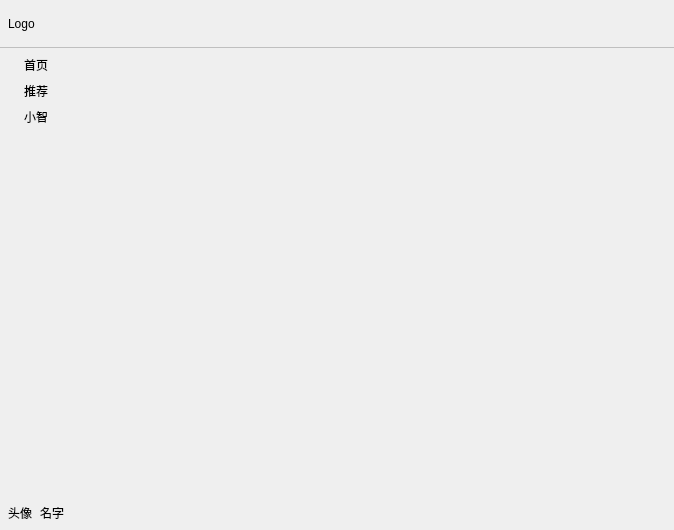
The window that frontend/src/app/app.ui (LazyStars/Intelligent-recommend-system) describes before a commit, drawn with Qt 5.
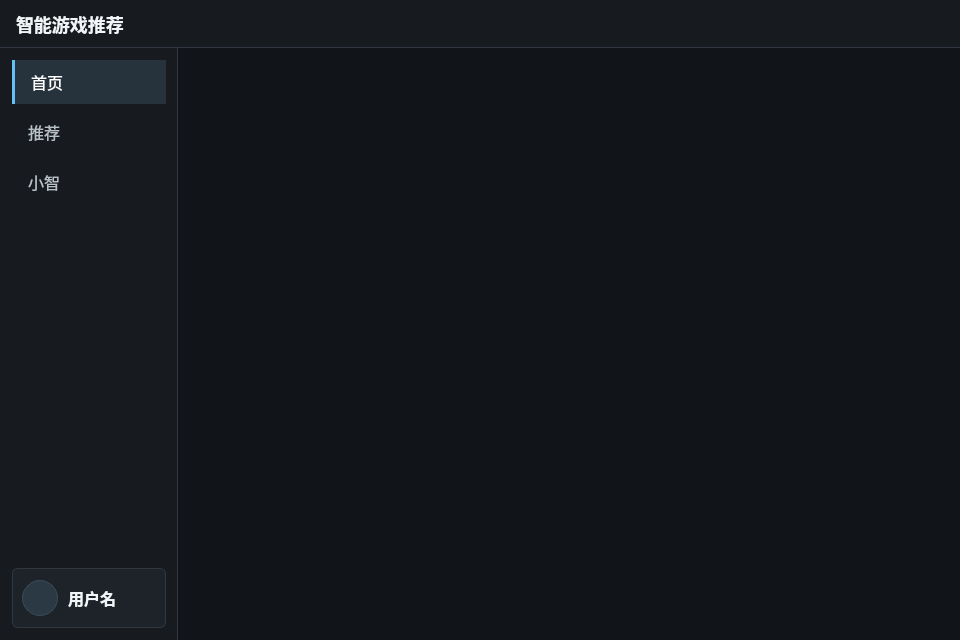
The same window after the commit. Icons and pictures are not drawn.

```diff
--- a/frontend/src/app/app.ui
+++ b/frontend/src/app/app.ui
@@ -6,23 +6,24 @@
    <rect>
     <x>0</x>
     <y>0</y>
-    <width>674</width>
-    <height>530</height>
+    <width>960</width>
+    <height>640</height>
    </rect>
   </property>
+  <property name="minimumSize">
+   <size>
+    <width>800</width>
+    <height>520</height>
+   </size>
+  </property>
   <property name="windowTitle">
    <string>App</string>
   </property>
   <property name="styleSheet">
-   <string notr="true">.QPushButton{
-	border: none;
-	background: transparent;
-}
-.QPushButton::hover{
-	background: #cdcdcd;
-}
-.QPushButton::pressed{
-	background: #e6e6e6;
+   <string notr="true">QWidget {
+	color: #F2F5F7;
+	font-family: &quot;Segoe UI&quot;;
+	font-size: 16px;
 }</string>
   </property>
   <layout class="QVBoxLayout" name="verticalLayout_2">
@@ -43,23 +44,45 @@
    </property>
    <item>
     <widget class="QWidget" name="widget_title" native="true">
+     <property name="minimumSize">
+      <size>
+       <width>0</width>
+       <height>48</height>
+      </size>
+     </property>
+     <property name="maximumSize">
+      <size>
+       <width>16777215</width>
+       <height>48</height>
+      </size>
+     </property>
      <property name="styleSheet">
-      <string notr="true">.QPushButton{
-	border-radius: 16px;
-	width: 32px;
-	height: 32px;
+      <string notr="true">QWidget#widget_title {
+	background-color: #171B20;
+	border-bottom: 1px solid #303740;
 }
 
-#widget_title{
-	border-bottom: 1px solid #bfbfbf;
-}</string>
+QPushButton {
+	background-color: transparent;
+	border: none;
+	border-radius: 4px;
+}
+
+QPushButton:hover {
+	background-color: #252B32;
+}
+
+QPushButton:pressed {
+	background-color: #303740;
+}
+</string>
      </property>
      <layout class="QHBoxLayout" name="horizontalLayout">
       <property name="spacing">
-       <number>8</number>
+       <number>4</number>
       </property>
       <property name="leftMargin">
-       <number>8</number>
+       <number>16</number>
       </property>
       <property name="topMargin">
        <number>8</number>
@@ -72,8 +95,16 @@
       </property>
       <item>
        <widget class="QLabel" name="label_logo">
+        <property name="styleSheet">
+         <string notr="true">QLabel {
+	background-color: transparent;
+	color: #F2F5F7;
+	font-size: 18px;
+	font-weight: 600;
+}</string>
+        </property>
         <property name="text">
-         <string>Logo</string>
+         <string>智能游戏推荐</string>
         </property>
        </widget>
       </item>
@@ -84,7 +115,7 @@
         </property>
         <property name="sizeHint" stdset="0">
          <size>
-          <width>503</width>
+          <width>40</width>
           <height>20</height>
          </size>
         </property>
@@ -92,6 +123,24 @@
       </item>
       <item>
        <widget class="QPushButton" name="btn_minimize">
+        <property name="minimumSize">
+         <size>
+          <width>36</width>
+          <height>32</height>
+         </size>
+        </property>
+        <property name="maximumSize">
+         <size>
+          <width>36</width>
+          <height>32</height>
+         </size>
+        </property>
+        <property name="toolTip">
+         <string>最小化</string>
+        </property>
+        <property name="accessibleName">
+         <string>最小化窗口</string>
+        </property>
         <property name="text">
          <string/>
         </property>
@@ -106,14 +155,29 @@
          <bool>false</bool>
         </property>
         <property name="flat">
-         <bool>false</bool>
+         <bool>true</bool>
         </property>
        </widget>
       </item>
       <item>
        <widget class="QPushButton" name="btn_reduce">
-        <property name="styleSheet">
-         <string notr="true"/>
+        <property name="minimumSize">
+         <size>
+          <width>36</width>
+          <height>32</height>
+         </size>
+        </property>
+        <property name="maximumSize">
+         <size>
+          <width>36</width>
+          <height>32</height>
+         </size>
+        </property>
+        <property name="toolTip">
+         <string>最大化或还原</string>
+        </property>
+        <property name="accessibleName">
+         <string>最大化或还原窗口</string>
         </property>
         <property name="text">
          <string/>
@@ -126,12 +190,52 @@
          <bool>false</bool>
         </property>
         <property name="flat">
-         <bool>false</bool>
+         <bool>true</bool>
         </property>
        </widget>
       </item>
       <item>
        <widget class="QPushButton" name="btn_close">
+        <property name="minimumSize">
+         <size>
+          <width>36</width>
+          <height>32</height>
+         </size>
+        </property>
+        <property name="maximumSize">
+         <size>
+          <width>36</width>
+          <height>32</height>
+         </size>
+        </property>
+        <property name="toolTip">
+         <string>关闭</string>
+        </property>
+        <property name="accessibleName">
+         <string>关闭窗口</string>
+        </property>
+        <property name="styleSheet">
+         <string notr="true">QPushButton {
+	background-color: transparent;
+	border: 1px solid transparent;
+	border-radius: 4px;
+	color: #C7CDD3;
+	font-size: 20px;
+}
+
+QPushButton:hover {
+	background-color: #C42B1C;
+	color: #FFFFFF;
+}
+
+QPushButton:pressed {
+	background-color: #A92317;
+}
+
+QPushButton:focus {
+	border: 1px solid #66C0F4;
+}</string>
+        </property>
         <property name="text">
          <string/>
         </property>
@@ -143,7 +247,7 @@
          <bool>false</bool>
         </property>
         <property name="flat">
-         <bool>false</bool>
+         <bool>true</bool>
         </property>
        </widget>
       </item>
@@ -151,44 +255,179 @@
     </widget>
    </item>
    <item>
-    <layout class="QHBoxLayout" name="horizontalLayout_3">
+    <layout class="QHBoxLayout" name="horizontalLayout_3" stretch="0,1">
+     <property name="spacing">
+      <number>0</number>
+     </property>
      <item>
       <widget class="QWidget" name="widget_function" native="true">
+       <property name="sizePolicy">
+        <sizepolicy hsizetype="Preferred" vsizetype="Expanding">
+         <horstretch>0</horstretch>
+         <verstretch>1</verstretch>
+        </sizepolicy>
+       </property>
+       <property name="minimumSize">
+        <size>
+         <width>176</width>
+         <height>0</height>
+        </size>
+       </property>
+       <property name="maximumSize">
+        <size>
+         <width>200</width>
+         <height>16777215</height>
+        </size>
+       </property>
+       <property name="styleSheet">
+        <string notr="true">QWidget#widget_function {
+	background-color: #171B20;
+	border-right: 1px solid #303740;
+}
+
+QPushButton {
+	background-color: transparent;
+	border: none;
+	color: #B8C0C8;
+	padding-left: 16px;
+	text-align: left;
+}
+
+QPushButton::checked:hover {
+	background-color: #20262D;
+	color: #F2F5F7;
+}
+
+QPushButton::checked:pressed {
+	background-color: #2B333C;
+}
+
+QPushButton::checked {
+	background-color: #26333C;
+	border-left: 3px solid #66C0F4;
+	color: #FFFFFF;
+}
+</string>
+       </property>
        <layout class="QVBoxLayout" name="verticalLayout">
         <property name="spacing">
-         <number>8</number>
+         <number>6</number>
         </property>
         <property name="leftMargin">
-         <number>8</number>
+         <number>12</number>
         </property>
         <property name="topMargin">
-         <number>8</number>
+         <number>12</number>
         </property>
         <property name="rightMargin">
-         <number>8</number>
+         <number>12</number>
         </property>
         <property name="bottomMargin">
-         <number>8</number>
+         <number>12</number>
         </property>
         <item>
          <widget class="QPushButton" name="btn_home">
+          <property name="sizePolicy">
+           <sizepolicy hsizetype="Expanding" vsizetype="Fixed">
+            <horstretch>1</horstretch>
+            <verstretch>0</verstretch>
+           </sizepolicy>
+          </property>
+          <property name="minimumSize">
+           <size>
+            <width>0</width>
+            <height>44</height>
+           </size>
+          </property>
           <property name="text">
            <string>首页</string>
           </property>
+          <property name="checkable">
+           <bool>true</bool>
+          </property>
+          <property name="checked">
+           <bool>true</bool>
+          </property>
+          <property name="autoDefault">
+           <bool>false</bool>
+          </property>
+          <property name="default">
+           <bool>false</bool>
+          </property>
+          <property name="flat">
+           <bool>false</bool>
+          </property>
+          <attribute name="buttonGroup">
+           <string notr="true">buttonGroup</string>
+          </attribute>
          </widget>
         </item>
         <item>
          <widget class="QPushButton" name="btn_recommend">
+          <property name="sizePolicy">
+           <sizepolicy hsizetype="Expanding" vsizetype="Fixed">
+            <horstretch>1</horstretch>
+            <verstretch>0</verstretch>
+           </sizepolicy>
+          </property>
+          <property name="minimumSize">
+           <size>
+            <width>0</width>
+            <height>44</height>
+           </size>
+          </property>
           <property name="text">
            <string>推荐</string>
           </property>
+          <property name="checkable">
+           <bool>true</bool>
+          </property>
+          <property name="autoDefault">
+           <bool>false</bool>
+          </property>
+          <property name="default">
+           <bool>false</bool>
+          </property>
+          <property name="flat">
+           <bool>false</bool>
+          </property>
+          <attribute name="buttonGroup">
+           <string notr="true">buttonGroup</string>
+          </attribute>
          </widget>
         </item>
         <item>
          <widget class="QPushButton" name="btn_agent">
+          <property name="sizePolicy">
+           <sizepolicy hsizetype="Expanding" vsizetype="Fixed">
+            <horstretch>1</horstretch>
+            <verstretch>0</verstretch>
+           </sizepolicy>
+          </property>
+          <property name="minimumSize">
+           <size>
+            <width>0</width>
+            <height>44</height>
+           </size>
+          </property>
           <property name="text">
            <string>小智</string>
           </property>
+          <property name="checkable">
+           <bool>true</bool>
+          </property>
+          <property name="autoDefault">
+           <bool>false</bool>
+          </property>
+          <property name="default">
+           <bool>false</bool>
+          </property>
+          <property name="flat">
+           <bool>false</bool>
+          </property>
+          <attribute name="buttonGroup">
+           <string notr="true">buttonGroup</string>
+          </attribute>
          </widget>
         </item>
         <item>
@@ -199,34 +438,129 @@
           <property name="sizeHint" stdset="0">
            <size>
             <width>20</width>
-            <height>379</height>
+            <height>40</height>
            </size>
           </property>
          </spacer>
         </item>
         <item>
-         <layout class="QHBoxLayout" name="horizontalLayout_2">
-          <item>
-           <widget class="QPushButton" name="btn_avatar">
-            <property name="text">
-             <string>头像</string>
-            </property>
-           </widget>
-          </item>
-          <item>
-           <widget class="QLabel" name="label_name">
-            <property name="text">
-             <string>名字</string>
-            </property>
-           </widget>
-          </item>
-         </layout>
+         <widget class="QWidget" name="widget_profile" native="true">
+          <property name="sizePolicy">
+           <sizepolicy hsizetype="Preferred" vsizetype="Fixed">
+            <horstretch>0</horstretch>
+            <verstretch>0</verstretch>
+           </sizepolicy>
+          </property>
+          <property name="minimumSize">
+           <size>
+            <width>0</width>
+            <height>60</height>
+           </size>
+          </property>
+          <property name="styleSheet">
+           <string notr="true">QWidget#widget_profile {
+	background-color: #1D2329;
+	border: 1px solid #303740;
+	border-radius: 6px;
+}</string>
+          </property>
+          <layout class="QHBoxLayout" name="horizontalLayout_2">
+           <property name="spacing">
+            <number>10</number>
+           </property>
+           <property name="leftMargin">
+            <number>10</number>
+           </property>
+           <property name="topMargin">
+            <number>8</number>
+           </property>
+           <property name="rightMargin">
+            <number>10</number>
+           </property>
+           <property name="bottomMargin">
+            <number>8</number>
+           </property>
+           <item>
+            <widget class="QPushButton" name="btn_avatar">
+             <property name="minimumSize">
+              <size>
+               <width>36</width>
+               <height>36</height>
+              </size>
+             </property>
+             <property name="maximumSize">
+              <size>
+               <width>36</width>
+               <height>36</height>
+              </size>
+             </property>
+             <property name="toolTip">
+              <string>用户资料</string>
+             </property>
+             <property name="styleSheet">
+              <string notr="true">QPushButton {
+	background-color: #2A3944;
+	border: 1px solid #3B4B57;
+	border-radius: 18px;
+	color: #9DD8F7;
+}
+
+QPushButton:hover {
+	background-color: #314652;
+	border-color: #66C0F4;
+}
+
+QPushButton:pressed {
+	background-color: #26333C;
+}</string>
+             </property>
+             <property name="text">
+              <string/>
+             </property>
+            </widget>
+           </item>
+           <item>
+            <widget class="QLabel" name="label_name">
+             <property name="styleSheet">
+              <string notr="true">QLabel {
+	background-color: transparent;
+	color: #F2F5F7;
+	font-weight: 500;
+}</string>
+             </property>
+             <property name="text">
+              <string>用户名</string>
+             </property>
+            </widget>
+           </item>
+           <item>
+            <spacer name="horizontalSpacer_2">
+             <property name="orientation">
+              <enum>Qt::Orientation::Horizontal</enum>
+             </property>
+             <property name="sizeHint" stdset="0">
+              <size>
+               <width>40</width>
+               <height>20</height>
+              </size>
+             </property>
+            </spacer>
+           </item>
+          </layout>
+         </widget>
         </item>
        </layout>
       </widget>
      </item>
      <item>
-      <widget class="QStackedWidget" name="stackedWidget"/>
+      <widget class="QStackedWidget" name="stackedWidget">
+       <property name="styleSheet">
+        <string notr="true">QStackedWidget {
+	background-color: #111418;
+	border: none;
+}</string>
+       </property>
+      </widget>
      </item>
     </layout>
    </item>
```
Left out of the diff: 22 changed lines with no effect on the pictures.
